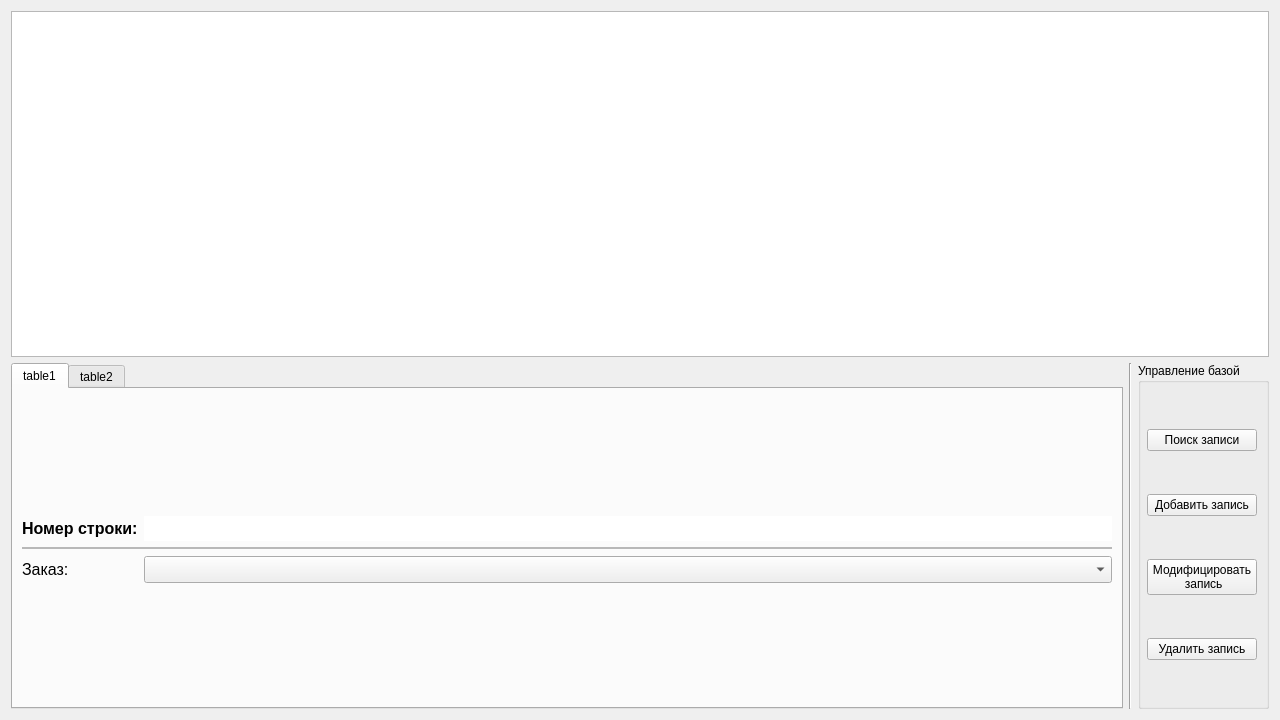
First picture: the form in 3 course/postgres_coursework/Views/ManagerForm.ui, repository Manerton/labs-se, before the edit.
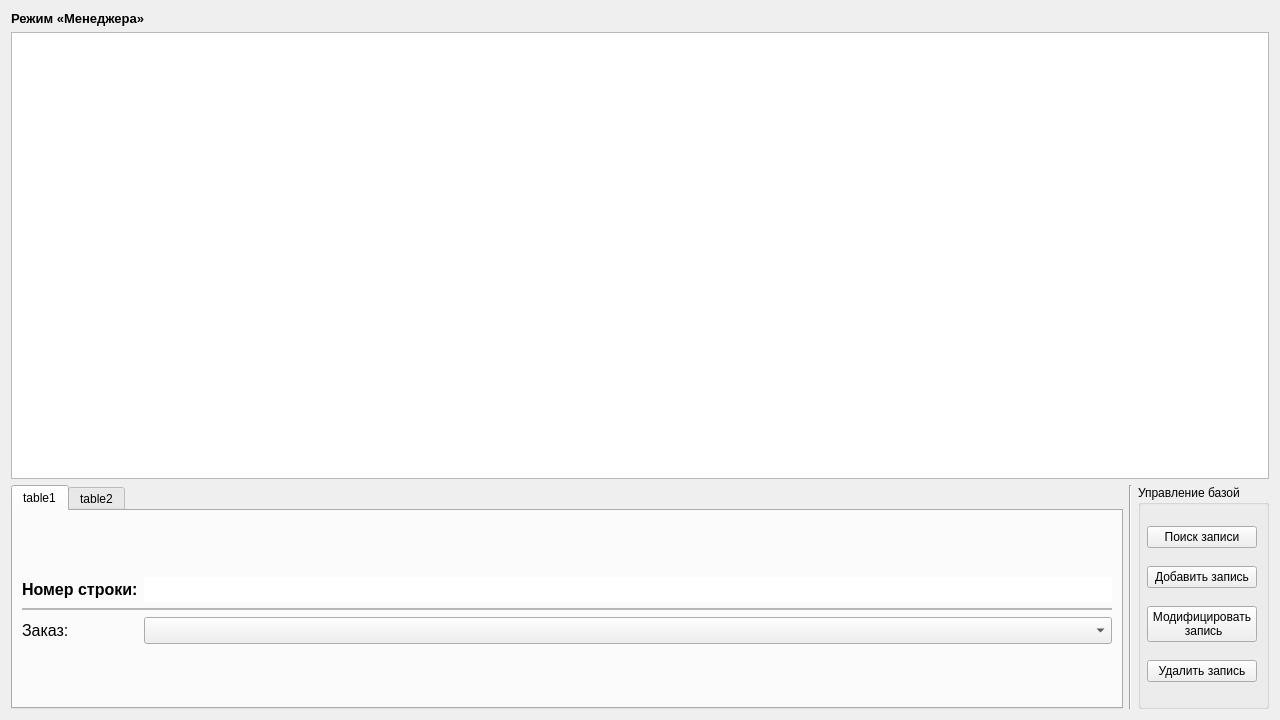
Second picture: the form after the edit.

Diff of the .ui file:
```diff
--- a/3 course/postgres_coursework/Views/ManagerForm.ui
+++ b/3 course/postgres_coursework/Views/ManagerForm.ui
@@ -13,75 +13,8 @@
   <property name="windowTitle">
    <string>Form</string>
   </property>
-  <layout class="QGridLayout" name="gridLayout_3">
-   <item row="0" column="0" colspan="3">
-    <widget class="QTableView" name="tableView">
-     <property name="font">
-      <font>
-       <family>Segoe UI</family>
-       <pointsize>10</pointsize>
-      </font>
-     </property>
-     <property name="editTriggers">
-      <set>QAbstractItemView::NoEditTriggers</set>
-     </property>
-     <property name="tabKeyNavigation">
-      <bool>false</bool>
-     </property>
-     <property name="showDropIndicator" stdset="0">
-      <bool>false</bool>
-     </property>
-     <property name="dragDropOverwriteMode">
-      <bool>false</bool>
-     </property>
-     <property name="alternatingRowColors">
-      <bool>true</bool>
-     </property>
-     <property name="selectionMode">
-      <enum>QAbstractItemView::SingleSelection</enum>
-     </property>
-     <property name="selectionBehavior">
-      <enum>QAbstractItemView::SelectRows</enum>
-     </property>
-     <property name="showGrid">
-      <bool>true</bool>
-     </property>
-     <property name="sortingEnabled">
-      <bool>false</bool>
-     </property>
-     <property name="cornerButtonEnabled">
-      <bool>false</bool>
-     </property>
-     <attribute name="horizontalHeaderCascadingSectionResizes">
-      <bool>true</bool>
-     </attribute>
-     <attribute name="horizontalHeaderMinimumSectionSize">
-      <number>37</number>
-     </attribute>
-     <attribute name="horizontalHeaderDefaultSectionSize">
-      <number>150</number>
-     </attribute>
-     <attribute name="horizontalHeaderStretchLastSection">
-      <bool>true</bool>
-     </attribute>
-     <attribute name="verticalHeaderCascadingSectionResizes">
-      <bool>false</bool>
-     </attribute>
-     <attribute name="verticalHeaderMinimumSectionSize">
-      <number>35</number>
-     </attribute>
-     <attribute name="verticalHeaderDefaultSectionSize">
-      <number>35</number>
-     </attribute>
-     <attribute name="verticalHeaderHighlightSections">
-      <bool>true</bool>
-     </attribute>
-     <attribute name="verticalHeaderShowSortIndicator" stdset="0">
-      <bool>true</bool>
-     </attribute>
-    </widget>
-   </item>
-   <item row="1" column="0">
+  <layout class="QGridLayout" name="gridLayout_3" rowstretch="0,2,1">
+   <item row="2" column="0">
     <widget class="QTabWidget" name="tabWidget">
      <property name="currentIndex">
       <number>0</number>
@@ -205,7 +138,7 @@
      </widget>
     </widget>
    </item>
-   <item row="1" column="1">
+   <item row="2" column="1">
     <widget class="Line" name="line">
      <property name="frameShadow">
       <enum>QFrame::Sunken</enum>
@@ -215,7 +148,74 @@
      </property>
     </widget>
    </item>
-   <item row="1" column="2">
+   <item row="1" column="0" colspan="3">
+    <widget class="QTableView" name="tableView">
+     <property name="font">
+      <font>
+       <family>Segoe UI</family>
+       <pointsize>10</pointsize>
+      </font>
+     </property>
+     <property name="editTriggers">
+      <set>QAbstractItemView::NoEditTriggers</set>
+     </property>
+     <property name="tabKeyNavigation">
+      <bool>false</bool>
+     </property>
+     <property name="showDropIndicator" stdset="0">
+      <bool>false</bool>
+     </property>
+     <property name="dragDropOverwriteMode">
+      <bool>false</bool>
+     </property>
+     <property name="alternatingRowColors">
+      <bool>true</bool>
+     </property>
+     <property name="selectionMode">
+      <enum>QAbstractItemView::SingleSelection</enum>
+     </property>
+     <property name="selectionBehavior">
+      <enum>QAbstractItemView::SelectRows</enum>
+     </property>
+     <property name="showGrid">
+      <bool>true</bool>
+     </property>
+     <property name="sortingEnabled">
+      <bool>false</bool>
+     </property>
+     <property name="cornerButtonEnabled">
+      <bool>false</bool>
+     </property>
+     <attribute name="horizontalHeaderCascadingSectionResizes">
+      <bool>true</bool>
+     </attribute>
+     <attribute name="horizontalHeaderMinimumSectionSize">
+      <number>37</number>
+     </attribute>
+     <attribute name="horizontalHeaderDefaultSectionSize">
+      <number>150</number>
+     </attribute>
+     <attribute name="horizontalHeaderStretchLastSection">
+      <bool>true</bool>
+     </attribute>
+     <attribute name="verticalHeaderCascadingSectionResizes">
+      <bool>false</bool>
+     </attribute>
+     <attribute name="verticalHeaderMinimumSectionSize">
+      <number>35</number>
+     </attribute>
+     <attribute name="verticalHeaderDefaultSectionSize">
+      <number>35</number>
+     </attribute>
+     <attribute name="verticalHeaderHighlightSections">
+      <bool>true</bool>
+     </attribute>
+     <attribute name="verticalHeaderShowSortIndicator" stdset="0">
+      <bool>true</bool>
+     </attribute>
+    </widget>
+   </item>
+   <item row="2" column="2">
     <widget class="QGroupBox" name="buttons">
      <property name="title">
       <string>Управление базой</string>
@@ -262,6 +262,21 @@
      </layout>
     </widget>
    </item>
+   <item row="0" column="0">
+    <widget class="QLabel" name="label">
+     <property name="font">
+      <font>
+       <pointsize>10</pointsize>
+       <weight>75</weight>
+       <bold>true</bold>
+       <underline>false</underline>
+      </font>
+     </property>
+     <property name="text">
+      <string>Режим «Менеджера»</string>
+     </property>
+    </widget>
+   </item>
   </layout>
  </widget>
  <resources/>
```
